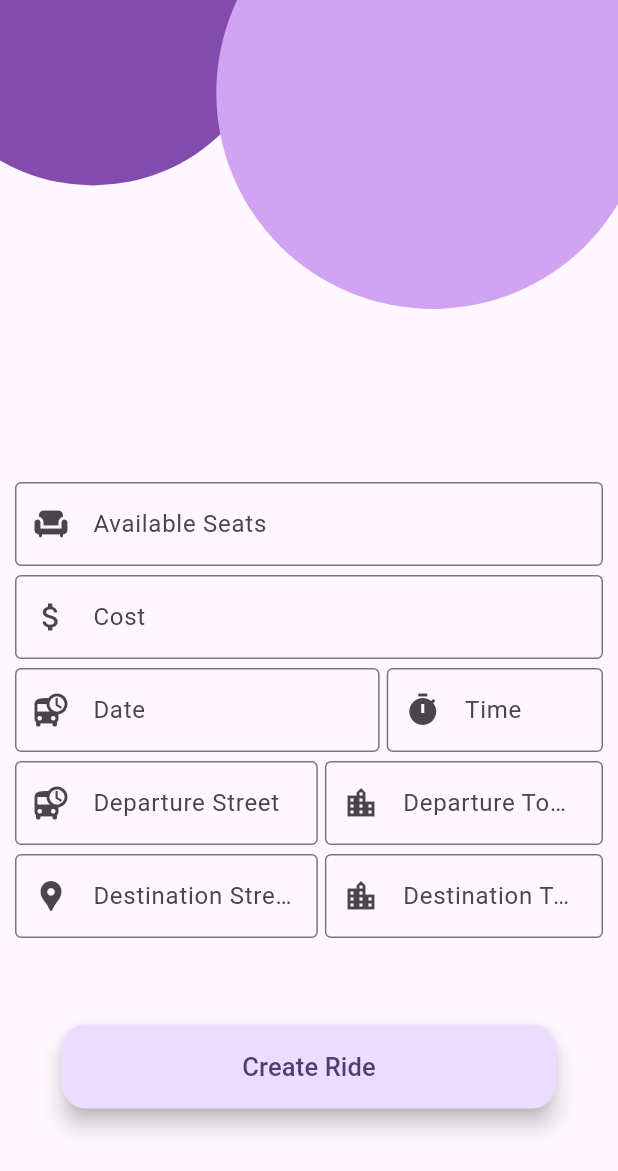
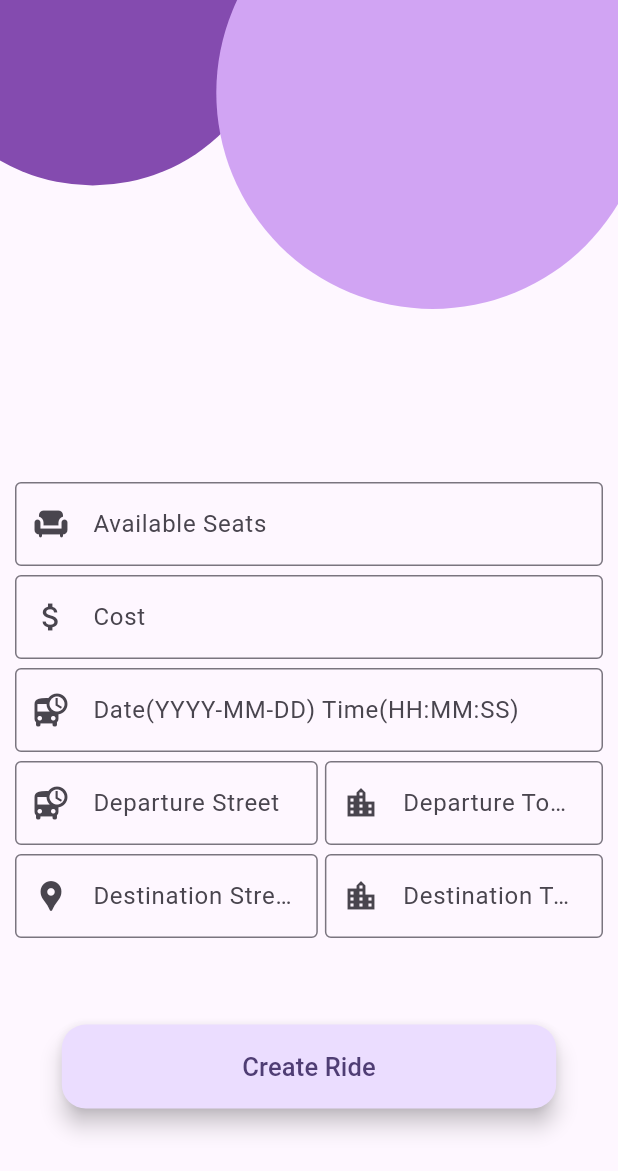
Before and after one commit to WhoShotYa08/DrivenDriver, a Flutter app: the CreateBookingScreen screen opened directly, after a tap on "Create Ride", on a phone screen of 412 x 824 dp. Shown: the top 1171 px of the screen. Run offline on Flutter 3.47's test engine with Material 3 defaults, Android fonts, the light colour scheme and no system bars; our stand-ins replace cloud_firestore, firebase_auth, firebase_core, firebase_database, lottie; accounts and stored records are empty; network calls fail.

Commit message:
manage to send a timeStamp data-type to the database

```diff
--- a/driven_driver/lib/models/booked_model.dart
+++ b/driven_driver/lib/models/booked_model.dart
@@ -80,7 +80,7 @@ class BookedContainer extends StatelessWidget {
               width: width * 0.18,
               child: FloatingActionButton(
                 onPressed: () {
-                  if (availableSeats >= 0) {
+                  if (availableSeats - passengers >= 1) {
                     final data = FirebaseFirestore.instance
                         .collection('Lifts')
                         .doc(lift_id);
--- a/driven_driver/lib/pages/create_booking.dart
+++ b/driven_driver/lib/pages/create_booking.dart
@@ -84,32 +84,15 @@ class _CreateBookingScreenState extends State<CreateBookingScreen> {
                       tap: () {},
                     ),
                     const SizedBox(height: 6),
-                    Row(
-                      mainAxisAlignment: MainAxisAlignment.spaceBetween,
-                      children: [
-                        SizedBox(
-                          width: width * 0.59,
-                          child: AwesomeText(
-                            controller_: departureStreetController,
-                            icon: Icons.departure_board,
-                            label: "Date",
-                            type: TextInputType.datetime,
-                            tap: () {
-                              selectDate(context);
-                            },
-                          ),
-                        ),
-                        SizedBox(
-                            width: width * 0.35,
-                            child: AwesomeText(
-                                controller_: timeController,
-                                icon: Icons.timer,
-                                label: "Time",
-                                type: TextInputType.datetime,
-                                tap: () {
-                                  selectTime(context);
-                                })),
-                      ],
+                    // Date and Time
+                    AwesomeText(
+                      controller_: dateController,
+                      icon: Icons.departure_board,
+                      label: "Date(YYYY-MM-DD) Time(HH:MM:SS)",
+                      type: TextInputType.datetime,
+                      tap: () {
+                        selectDate(context);
+                      },
                     ),
                     const SizedBox(height: 6),
                     Row(
@@ -174,7 +157,8 @@ class _CreateBookingScreenState extends State<CreateBookingScreen> {
                             'availableSeats':
                                 int.parse(availableSeatsController.text.trim()),
                             'costShareDescription': costController.text.trim(),
-                            'departureDateTime': dateController.text.trim(),
+                            'departureDateTime':
+                                DateTime.parse(dateController.text.trim()),
                             'departureStreet':
                                 departureStreetController.text.trim(),
                             'departureTown': depatureTownController.text.trim(),
```
